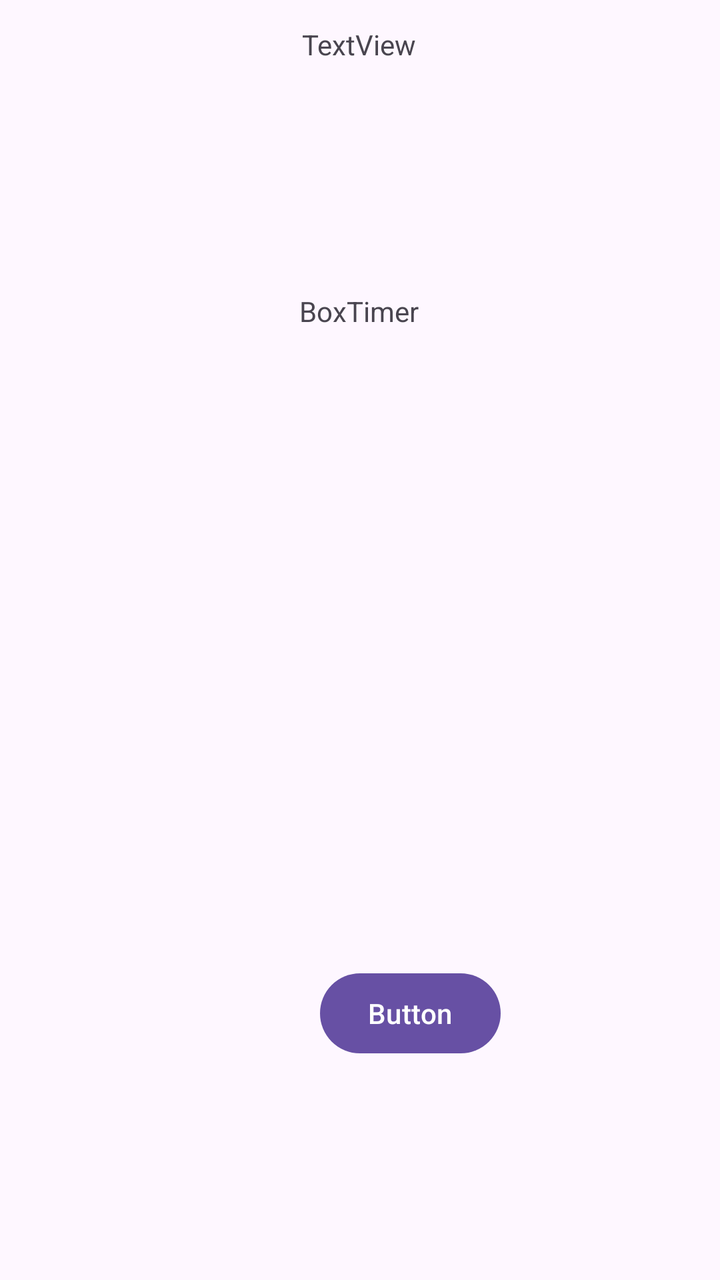
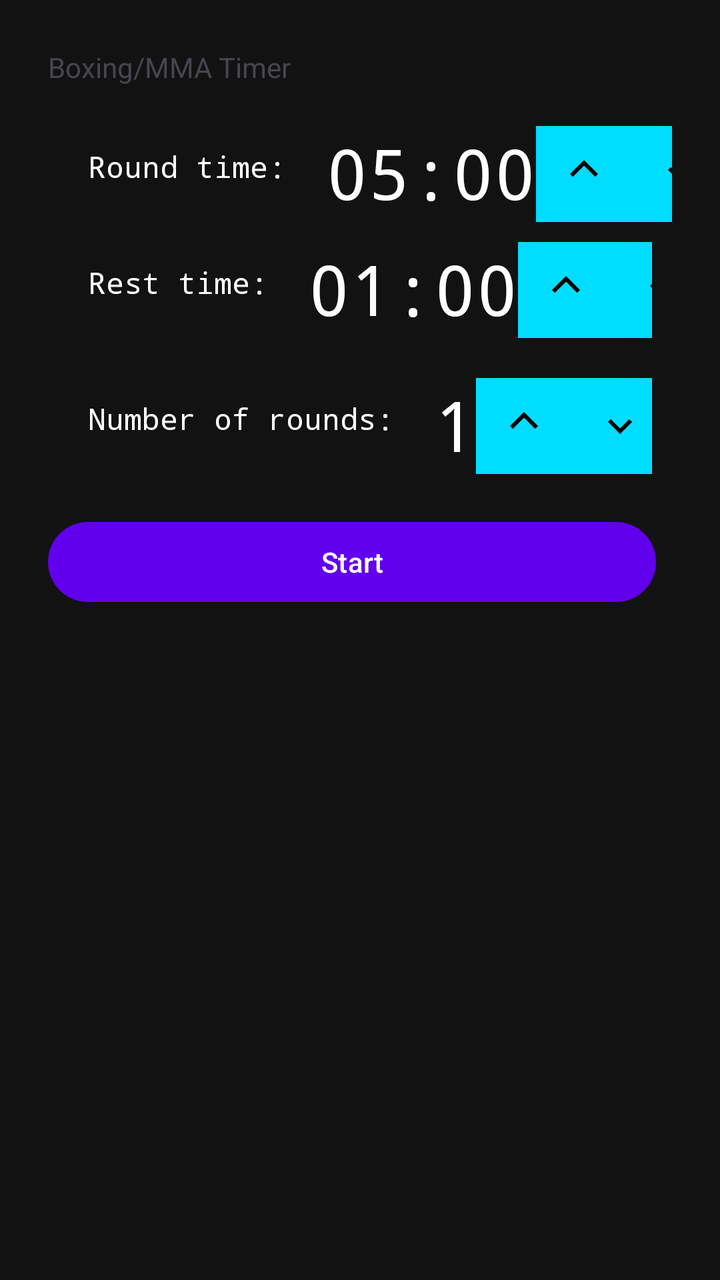

Before-and-after screenshots of an Android layout around one commit, followed by the original layout XML and the change that was made.
<!-- AndroidManifest.xml: application theme Theme.BoxTimer -->
<!-- res/layout/activity_main.xml -->
<?xml version="1.0" encoding="utf-8"?>
<androidx.constraintlayout.widget.ConstraintLayout
        xmlns:android="http://schemas.android.com/apk/res/android"
        xmlns:tools="http://schemas.android.com/tools"
        xmlns:app="http://schemas.android.com/apk/res-auto"
        android:id="@+id/main"
        android:layout_width="match_parent"
        android:layout_height="match_parent"
        tools:context=".MainActivity">
    <TextView
            android:layout_width="wrap_content"
            android:layout_height="wrap_content"
            android:text="@string/app_name"
            app:layout_constraintBottom_toBottomOf="parent"
            app:layout_constraintStart_toStartOf="parent"
            app:layout_constraintEnd_toEndOf="parent"
            app:layout_constraintTop_toTopOf="parent" app:layout_constraintHorizontal_bias="0.498"
            app:layout_constraintVertical_bias="0.235" android:id="@+id/textView2"/>
    <Button
            android:text="Button"
            android:layout_width="wrap_content"
            android:layout_height="wrap_content" android:id="@+id/button"
            app:layout_constraintBottom_toBottomOf="parent"
            android:layout_marginBottom="129dp" android:layout_marginEnd="161dp"
            app:layout_constraintEnd_toEndOf="parent" app:layout_constraintStart_toStartOf="parent"
            android:layout_marginStart="160dp" android:layout_marginTop="187dp"
            app:layout_constraintTop_toBottomOf="@+id/timeText" app:layout_constraintHorizontal_bias="0.0"
            app:layout_constraintVertical_bias="0.939"/>
    <TextView
            android:text="TextView"
            android:layout_width="wrap_content"
            android:layout_height="wrap_content" android:id="@+id/timeText"
            android:layout_marginBottom="264dp"
            app:layout_constraintBottom_toTopOf="@+id/button" app:layout_constraintTop_toTopOf="parent"
            android:layout_marginEnd="177dp" app:layout_constraintEnd_toEndOf="parent"
            app:layout_constraintStart_toStartOf="parent" android:layout_marginStart="176dp"
            android:layout_marginTop="32dp"/>

</androidx.constraintlayout.widget.ConstraintLayout>
<!-- resources referenced by this layout -->
<resources>
  <string name="app_name">BoxTimer</string>
  <style name="Theme.BoxTimer" parent="Base.Theme.BoxTimer" />
  <style name="Base.Theme.BoxTimer" parent="Theme.Material3.DayNight.NoActionBar">
          
          
      </style>
</resources>

<!-- the commit's change to res/layout/activity_main.xml (unified diff, before → after) -->
@@ -1,39 +1,154 @@
 <?xml version="1.0" encoding="utf-8"?>
-<androidx.constraintlayout.widget.ConstraintLayout
+<LinearLayout
         xmlns:android="http://schemas.android.com/apk/res/android"
-        xmlns:tools="http://schemas.android.com/tools"
         xmlns:app="http://schemas.android.com/apk/res-auto"
-        android:id="@+id/main"
+        android:orientation="vertical"
         android:layout_width="match_parent"
         android:layout_height="match_parent"
-        tools:context=".MainActivity">
+        android:gravity="top"
+        android:padding="24dp"
+        android:background="@color/bg_dark">
+
+    
     <TextView
+            android:text="@string/app_name"
+            android:layout_gravity="top"
+            android:layout_marginTop="0dp"
+            android:layout_marginBottom="20dp"
+            android:paddingTop="0dp"
+            android:layout_width="match_parent"
+            android:layout_height="wrap_content"
+            android:id="@+id/appTitle"/>
+    
+    <LinearLayout
+            android:orientation="vertical"
             android:layout_width="wrap_content"
+            android:layout_height="wrap_content">
+        <LinearLayout android:layout_width="wrap_content"
+                      android:layout_height="wrap_content"
+                      android:paddingStart="10dp"
+                      android:paddingEnd="0dp">
+            
+            <TextView
+                    android:id="@+id/roundTimeText"
+                    android:layout_gravity="center_horizontal"
+                    android:layout_width="wrap_content"
+                    android:layout_height="wrap_content"
+                    android:layout_marginEnd="10dp"
+                    android:padding="10dp"
+                    android:text="@string/round_time"
+                    android:textSize="15sp"
+                    android:fontFamily="monospace"
+                    android:textColor="@color/white"/>
+            
+            <TextView
+                    android:id="@+id/timeText"
+                    android:layout_gravity="center_horizontal"
+                    android:layout_width="wrap_content"
+                    android:layout_height="wrap_content"
+                    android:text="@string/timer_default"
+                    android:textSize="35sp"
+                    android:fontFamily="monospace"
+                    android:textColor="@color/white"/>
+            
+            <include android:id="@+id/control_round"
+            layout="@layout/timer_controls"/>
+        </LinearLayout>
+        <LinearLayout android:layout_width="wrap_content"
+                      android:layout_height="wrap_content"
+                      android:padding="10dp">
+            
+            <TextView
+                    android:id="@+id/rest_time_text"
+                    android:layout_gravity="center_horizontal"
+                    android:layout_width="wrap_content"
+                    android:layout_height="wrap_content"
+                    android:layout_marginEnd="10dp"
+                    android:padding="10dp"
+                    android:text="@string/rest_time_text"
+                    android:textSize="15sp"
+                    android:fontFamily="monospace"
+                    android:textColor="@color/white"/>
+            
+            <TextView
+                    android:id="@+id/rest_time"
+                    android:layout_gravity="center_horizontal"
+                    android:layout_width="wrap_content"
+                    android:layout_height="wrap_content"
+                    android:text="@string/rest_time_default"
+                    android:textSize="35sp"
+                    android:fontFamily="monospace"
+                    android:textColor="@color/white"/>
+            
+            <include android:id="@+id/control_rest"
+                    layout="@layout/timer_controls"/>
+        </LinearLayout>
+        <LinearLayout android:layout_width="wrap_content"
+                      android:layout_height="wrap_content"
+                      android:padding="10dp">
+            <TextView
+                    android:id="@+id/numRoundsText"
+                    android:layout_gravity="center_horizontal"
+                    android:layout_width="wrap_content"
+                    android:layout_height="wrap_content"
+                    android:layout_marginEnd="10dp"
+                    android:padding="10dp"
+                    android:text="@string/num_rounds_text"
+                    android:textSize="15sp"
+                    android:fontFamily="monospace"
+                    android:textColor="@color/white"/>
+            <TextView
+                    android:id="@+id/numRounds"
+                    android:layout_gravity="center_horizontal"
+                    android:layout_width="wrap_content"
+                    android:layout_height="wrap_content"
+                    android:text="@string/num_rounds_default"
+                    android:textSize="35sp"
+                    android:fontFamily="monospace"
+                    android:textColor="@color/white"/>
+            
+            <include android:id="@+id/control_number_rounds"
+                    layout="@layout/timer_controls"/>
+        </LinearLayout>
+    </LinearLayout>
+
+    <LinearLayout
+            android:orientation="horizontal"
+            android:layout_width="match_parent"
             android:layout_height="wrap_content"
-            android:text="@string/app_name"
-            app:layout_constraintBottom_toBottomOf="parent"
-            app:layout_constraintStart_toStartOf="parent"
-            app:layout_constraintEnd_toEndOf="parent"
-            app:layout_constraintTop_toTopOf="parent" app:layout_constraintHorizontal_bias="0.498"
-            app:layout_constraintVertical_bias="0.235" android:id="@+id/textView2"/>
-    <Button
-            android:text="Button"
-            android:layout_width="wrap_content"
-            android:layout_height="wrap_content" android:id="@+id/button"
-            app:layout_constraintBottom_toBottomOf="parent"
-            android:layout_marginBottom="129dp" android:layout_marginEnd="161dp"
-            app:layout_constraintEnd_toEndOf="parent" app:layout_constraintStart_toStartOf="parent"
-            android:layout_marginStart="160dp" android:layout_marginTop="187dp"
-            app:layout_constraintTop_toBottomOf="@+id/timeText" app:layout_constraintHorizontal_bias="0.0"
-            app:layout_constraintVertical_bias="0.939"/>
-    <TextView
-            android:text="TextView"
-            android:layout_width="wrap_content"
-            android:layout_height="wrap_content" android:id="@+id/timeText"
-            android:layout_marginBottom="264dp"
-            app:layout_constraintBottom_toTopOf="@+id/button" app:layout_constraintTop_toTopOf="parent"
-            android:layout_marginEnd="177dp" app:layout_constraintEnd_toEndOf="parent"
-            app:layout_constraintStart_toStartOf="parent" android:layout_marginStart="176dp"
-            android:layout_marginTop="32dp"/>
+            android:layout_marginTop="10dp">
+        
+        <Button
+                android:id="@+id/startButton"
+                android:layout_width="0dp"
+                android:layout_height="wrap_content"
+                android:layout_weight="1"
+                android:layout_marginEnd="8dp"
+                android:text="@string/start"
+                app:backgroundTint="@color/brand"
+                 />
+    </LinearLayout>
+</LinearLayout>
+<!-- res/layout/timer_controls.xml (included above) -->
+<?xml version="1.0" encoding="utf-8"?>
+<LinearLayout
+        xmlns:android="http://schemas.android.com/apk/res/android"
+        android:orientation="horizontal"
+        android:layout_width="wrap_content"
+        android:layout_height="wrap_content">
 
-</androidx.constraintlayout.widget.ConstraintLayout>
+    <ImageButton
+            android:id="@+id/more_button"
+            android:layout_width="48dp"
+            android:layout_height="48dp"
+            android:src="@drawable/more_icon"
+            android:background="@android:color/holo_blue_bright"
+            android:contentDescription="@string/icono_mas_text" />
+    <ImageButton
+            android:id="@+id/less_button"
+            android:layout_width="48dp"
+            android:layout_height="48dp"
+            android:src="@drawable/less_icon"
+            android:background="@android:color/holo_blue_bright"
+            android:contentDescription="@string/icono_menos_text" />
+</LinearLayout>
<!-- resource entries referenced after the edit -->
@@ -1,6 +1,30 @@
 <!-- resources referenced by this layout -->
 <resources>
-  <string name="app_name">BoxTimer</string>
+  <color name="bg_dark">#121212</color>
+  <color name="brand">#6200EE</color>
+  <color name="white">#FFFFFFFF</color>
+  <!-- drawable less_icon (drawable) -->
+  <vector xmlns:android="http://schemas.android.com/apk/res/android" android:height="24dp" android:tint="#000000" android:viewportHeight="24" android:viewportWidth="24" android:width="24dp">
+        
+      <path android:fillColor="@android:color/white" android:pathData="M7.41,8.59L12,13.17l4.59,-4.58L18,10l-6,6 -6,-6 1.41,-1.41z"/>
+      
+  </vector>
+  <!-- drawable more_icon (drawable) -->
+  <vector xmlns:android="http://schemas.android.com/apk/res/android" android:height="24dp" android:tint="#000000" android:viewportHeight="24" android:viewportWidth="24" android:width="24dp">
+        
+      <path android:fillColor="@android:color/white" android:pathData="M5,12l1.41,1.41l5.59,-5.58l5.59,5.58l1.41,-1.41l-7,-7z"/>
+      
+  </vector>
+  <string name="app_name">Boxing/MMA Timer</string>
+  <string name="icono_mas_text">icono mas</string>
+  <string name="icono_menos_text">icono menos</string>
+  <string name="num_rounds_default">1</string>
+  <string name="num_rounds_text">Number of rounds:</string>
+  <string name="rest_time_default">01:00</string>
+  <string name="rest_time_text">Rest time:</string>
+  <string name="round_time">Round time:</string>
+  <string name="start">Start</string>
+  <string name="timer_default">05:00</string>
   <style name="Theme.BoxTimer" parent="Base.Theme.BoxTimer" />
   <style name="Base.Theme.BoxTimer" parent="Theme.Material3.DayNight.NoActionBar">
           
